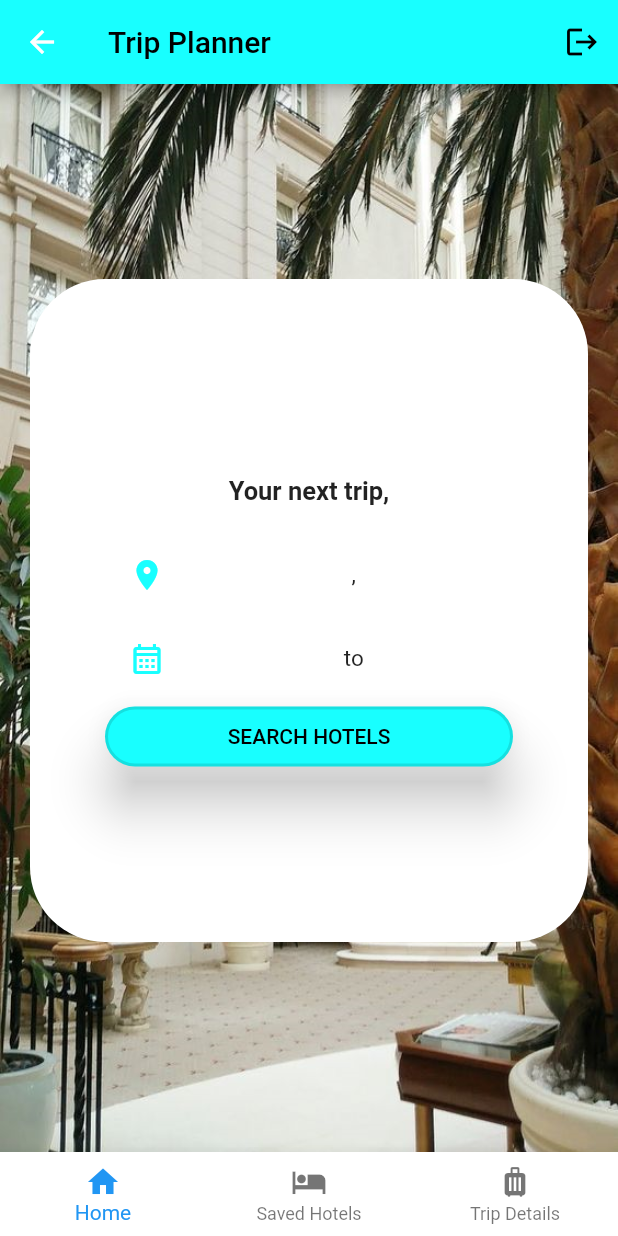
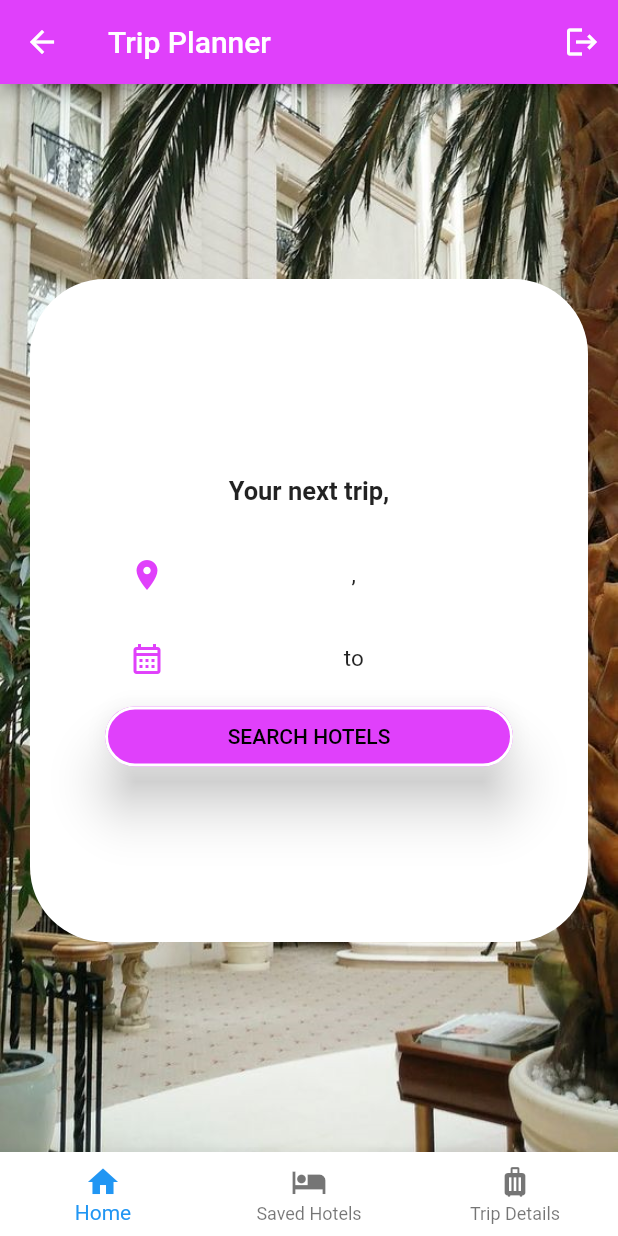
Before and after one commit to jiajia16/tripplanner, a Flutter app: the HomeScreen screen opened by its route, on a phone screen of 412 x 824 dp. Run offline on Flutter 3.47's test engine with Material 2 defaults, Android fonts, the phone set to English and light mode, and no system bars; our stand-ins replace cloud_firestore, firebase_auth, firebase_core, flutter_image_slideshow; missing offline and left inert: flutterfire_ui; accounts and stored records are empty; network calls fail.

Commit message:
initial commit

```diff
--- a/lib/screens/home_screen.dart
+++ b/lib/screens/home_screen.dart
@@ -16,10 +16,10 @@ class _HomeScreenState extends State<HomeScreen> {
     return Scaffold(
       backgroundColor: Colors.cyanAccent,
       appBar: AppBar(
-        backgroundColor: Colors.cyanAccent,
+        backgroundColor: Colors.purpleAccent,
         title: const Text(
           'Trip Planner',
-          style: TextStyle(color: Colors.black),
+          style: TextStyle(color: Colors.white),
         ),
         actions: [
           IconButton(
@@ -28,7 +28,7 @@ class _HomeScreenState extends State<HomeScreen> {
               },
               icon: const Icon(
                 Icons.logout,
-                color: Colors.black,
+                color: Colors.white,
               ))
         ],
       ),
@@ -65,7 +65,7 @@ class _HomeScreenState extends State<HomeScreen> {
                 ListTile(
                   leading: const Icon(
                     Icons.location_on_sharp,
-                    color: Colors.cyanAccent,
+                    color: Colors.purpleAccent,
                   ),
                   title: Text(
                     "${tripDetails.regionName} , ${tripDetails.country}",
@@ -75,7 +75,7 @@ class _HomeScreenState extends State<HomeScreen> {
                 ),
                 ListTile(
                   leading: const Icon(Icons.calendar_month_outlined,
-                      color: Colors.cyanAccent),
+                      color: Colors.purpleAccent),
                   title: Text(
                     "${tripDetails.checkIn} to ${tripDetails.checkOut}",
                     textAlign: TextAlign.center,
@@ -89,14 +89,14 @@ class _HomeScreenState extends State<HomeScreen> {
                   child: Text('SEARCH HOTELS'),
                   style: ElevatedButton.styleFrom(
                       foregroundColor: Colors.black,
-                      backgroundColor: Colors.cyanAccent,
+                      backgroundColor: Colors.purpleAccent,
                       elevation: 15,
-                      side: BorderSide(color: Colors.black12, width: 2),
+                      side: BorderSide(color: Colors.white, width: 2),
                       fixedSize: Size(300, 40),
                       shape: RoundedRectangleBorder(
                         borderRadius: BorderRadius.circular(20),
                       )),
-                )
+                ),
               ],
             ),
           ),
--- a/pubspec.yaml
+++ b/pubspec.yaml
@@ -36,6 +36,7 @@ dependencies:
   # The following adds the Cupertino Icons font to your application.
   # Use with the CupertinoIcons class for iOS style icons.
   cupertino_icons: ^1.0.2
+  flutter_google_places: ^0.3.0
   http: ^0.13.4
   firebase_core: ^2.14.0
   firebase_auth: ^4.6.3
```
Also changed, not shown: lib/screens/hotel_detail_screen.dart (+96 -34 lines), lib/screens/hotels_screen.dart (+11 -1 lines), lib/screens/tryoutscreen.dart (deleted, +0 -39 lines), pubspec.lock, 1 other file.
